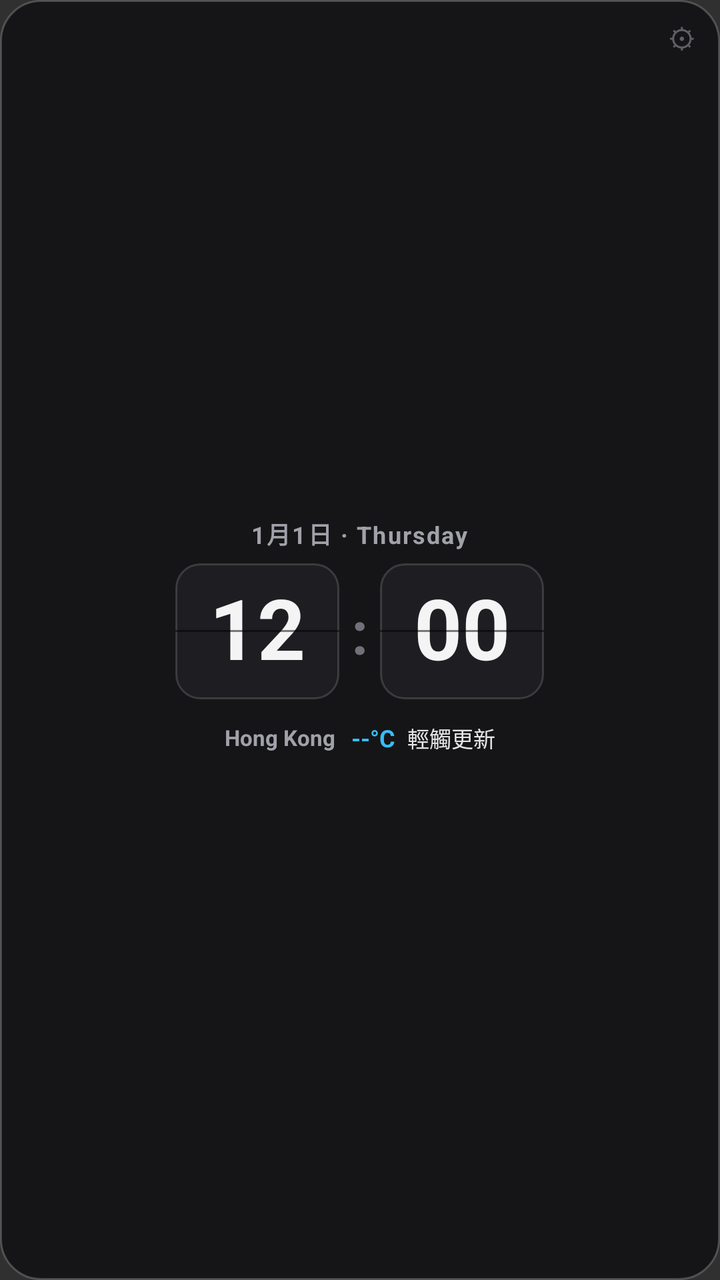
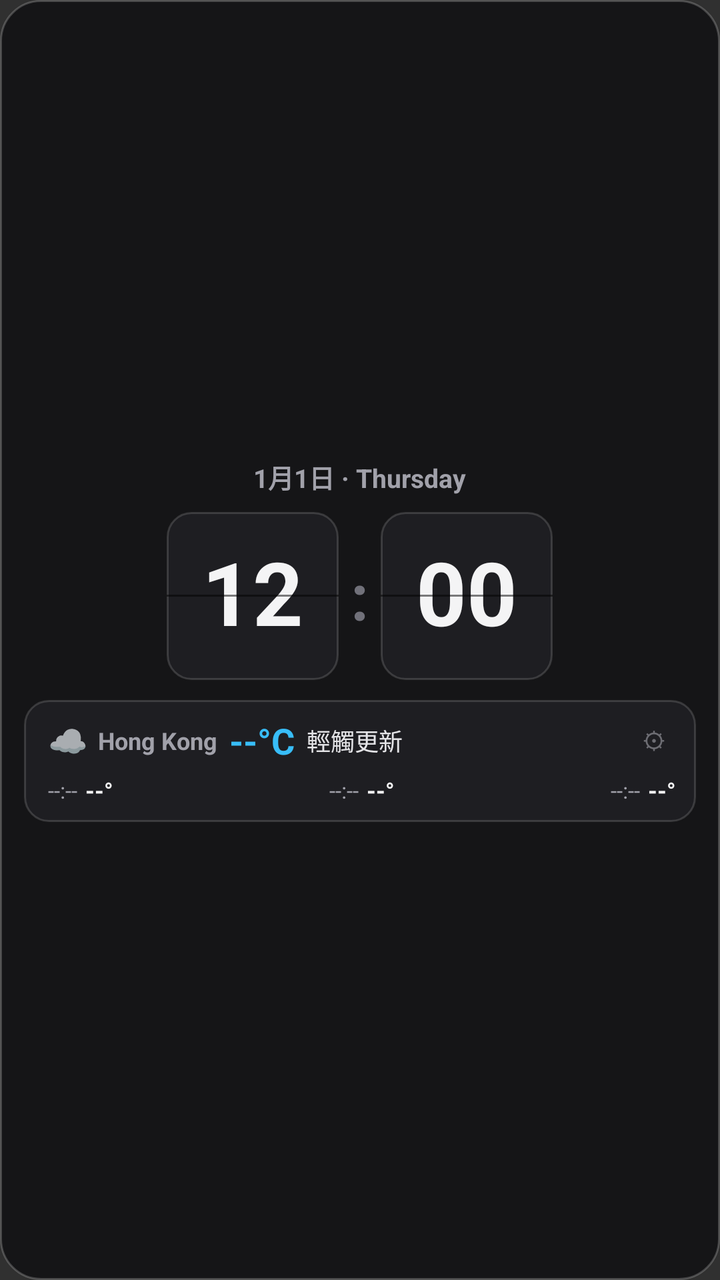

Before-and-after screenshots of an Android layout around one commit, followed by the original layout XML and the change that was made.
<!-- AndroidManifest.xml: application theme android:Theme.Material.NoActionBar -->
<!-- res/layout/widget_flip_clock.xml -->
<?xml version="1.0" encoding="utf-8"?>
<FrameLayout xmlns:android="http://schemas.android.com/apk/res/android"
    android:id="@+id/widget_root"
    android:layout_width="match_parent"
    android:layout_height="match_parent">

    <ImageView
        android:id="@+id/widget_bg_image"
        android:layout_width="match_parent"
        android:layout_height="match_parent"
        android:contentDescription="@null"
        android:scaleType="fitXY"
        android:src="@drawable/widget_bg" />

    <TextView
        android:id="@+id/widget_config_btn"
        android:layout_width="30dp"
        android:layout_height="30dp"
        android:layout_gravity="top|end"
        android:layout_margin="4dp"
        android:gravity="center"
        android:text="⚙"
        android:textColor="#88A1A1AA"
        android:textSize="14sp" />

    <LinearLayout
        android:layout_width="match_parent"
        android:layout_height="match_parent"
        android:gravity="center"
        android:orientation="vertical"
        android:paddingStart="12dp"
        android:paddingTop="10dp"
        android:paddingEnd="12dp"
        android:paddingBottom="10dp">

        <TextClock
            android:id="@+id/widget_date"
            android:layout_width="wrap_content"
            android:layout_height="wrap_content"
            android:format12Hour="M月d日 · EEEE"
            android:format24Hour="M月d日 · EEEE"
            android:letterSpacing="0.06"
            android:textColor="#FFA1A1AA"
            android:textSize="12sp"
            android:textStyle="bold" />

        <LinearLayout
            android:id="@+id/widget_clock_container"
            android:layout_width="wrap_content"
            android:layout_height="wrap_content"
            android:layout_marginTop="6dp"
            android:layout_marginBottom="6dp"
            android:gravity="center"
            android:orientation="horizontal">

            <FrameLayout
                android:layout_width="82dp"
                android:layout_height="68dp">

                <ImageView
                    android:id="@+id/widget_hour_card_bg"
                    android:layout_width="match_parent"
                    android:layout_height="match_parent"
                    android:contentDescription="@null"
                    android:scaleType="fitXY"
                    android:src="@drawable/widget_flip_card" />

                <TextClock
                    android:id="@+id/widget_hour"
                    android:layout_width="match_parent"
                    android:layout_height="match_parent"
                    android:format12Hour="hh"
                    android:format24Hour="HH"
                    android:gravity="center"
                    android:includeFontPadding="false"
                    android:textColor="#FFF4F4F5"
                    android:textSize="42sp"
                    android:textStyle="bold" />

                <ImageView
                    android:layout_width="match_parent"
                    android:layout_height="1dp"
                    android:layout_gravity="center"
                    android:background="#80000000"
                    android:contentDescription="@null" />
            </FrameLayout>

            <TextView
                android:id="@+id/widget_colon"
                android:layout_width="wrap_content"
                android:layout_height="wrap_content"
                android:paddingStart="6dp"
                android:paddingEnd="6dp"
                android:text=":"
                android:textColor="#FF71717A"
                android:textSize="30sp"
                android:textStyle="bold" />

            <FrameLayout
                android:layout_width="82dp"
                android:layout_height="68dp">

                <ImageView
                    android:id="@+id/widget_min_card_bg"
                    android:layout_width="match_parent"
                    android:layout_height="match_parent"
                    android:contentDescription="@null"
                    android:scaleType="fitXY"
                    android:src="@drawable/widget_flip_card" />

                <TextClock
                    android:id="@+id/widget_minute"
                    android:layout_width="match_parent"
                    android:layout_height="match_parent"
                    android:format12Hour="mm"
                    android:format24Hour="mm"
                    android:gravity="center"
                    android:includeFontPadding="false"
                    android:textColor="#FFF4F4F5"
                    android:textSize="42sp"
                    android:textStyle="bold" />

                <ImageView
                    android:layout_width="match_parent"
                    android:layout_height="1dp"
                    android:layout_gravity="center"
                    android:background="#80000000"
                    android:contentDescription="@null" />
            </FrameLayout>
        </LinearLayout>

        <FrameLayout
            android:id="@+id/widget_weather_bar"
            android:layout_width="wrap_content"
            android:layout_height="wrap_content">

            <ImageView
                android:id="@+id/widget_weather_card_bg"
                android:layout_width="match_parent"
                android:layout_height="match_parent"
                android:contentDescription="@null"
                android:scaleType="fitXY"
                android:src="@drawable/widget_flip_card" />

            <LinearLayout
                android:layout_width="wrap_content"
                android:layout_height="wrap_content"
                android:gravity="center"
                android:orientation="vertical"
                android:paddingStart="12dp"
                android:paddingTop="5dp"
                android:paddingEnd="12dp"
                android:paddingBottom="5dp">

                <LinearLayout
                    android:layout_width="wrap_content"
                    android:layout_height="wrap_content"
                    android:gravity="center"
                    android:orientation="horizontal">

                    <TextView
                        android:id="@+id/widget_city"
                        android:layout_width="wrap_content"
                        android:layout_height="wrap_content"
                        android:text="Hong Kong"
                        android:textColor="#FFA1A1AA"
                        android:textSize="11sp"
                        android:textStyle="bold" />

                    <TextView
                        android:id="@+id/widget_temp"
                        android:layout_width="wrap_content"
                        android:layout_height="wrap_content"
                        android:layout_marginStart="8dp"
                        android:text="--°C"
                        android:textColor="#FF38BDF8"
                        android:textSize="12sp"
                        android:textStyle="bold" />

                    <TextView
                        android:id="@+id/widget_condition"
                        android:layout_width="wrap_content"
                        android:layout_height="wrap_content"
                        android:layout_marginStart="6dp"
                        android:text="輕觸更新"
                        android:textColor="#FFE4E4E7"
                        android:textSize="11sp" />
                </LinearLayout>

                <TextView
                    android:id="@+id/widget_forecast_text"
                    android:layout_width="wrap_content"
                    android:layout_height="wrap_content"
                    android:layout_marginTop="2dp"
                    android:text=""
                    android:textColor="#FFA1A1AA"
                    android:textSize="10.5sp"
                    android:visibility="gone" />
            </LinearLayout>
        </FrameLayout>

    </LinearLayout>

</FrameLayout>
<!-- resources referenced by this layout -->
<resources>
  <!-- drawable widget_bg (drawable) -->
  <?xml version="1.0" encoding="utf-8"?>
  <shape xmlns:android="http://schemas.android.com/apk/res/android"
      android:shape="rectangle">
      <solid android:color="#E6121214" />
      <corners android:radius="20dp" />
      <stroke
          android:width="1dp"
          android:color="#33FFFFFF" />
  </shape>
  <!-- drawable widget_flip_card (drawable) -->
  <?xml version="1.0" encoding="utf-8"?>
  <shape xmlns:android="http://schemas.android.com/apk/res/android"
      android:shape="rectangle">
      <solid android:color="#FF1E1E22" />
      <corners android:radius="12dp" />
      <stroke
          android:width="1dp"
          android:color="#26FFFFFF" />
  </shape>
</resources>

<!-- the commit's change to res/layout/widget_flip_clock.xml (unified diff, before → after) -->
@@ -12,50 +12,34 @@
         android:scaleType="fitXY"
         android:src="@drawable/widget_bg" />
 
-    <TextView
-        android:id="@+id/widget_config_btn"
-        android:layout_width="30dp"
-        android:layout_height="30dp"
-        android:layout_gravity="top|end"
-        android:layout_margin="4dp"
-        android:gravity="center"
-        android:text="⚙"
-        android:textColor="#88A1A1AA"
-        android:textSize="14sp" />
-
     <LinearLayout
         android:layout_width="match_parent"
         android:layout_height="match_parent"
         android:gravity="center"
         android:orientation="vertical"
-        android:paddingStart="12dp"
-        android:paddingTop="10dp"
-        android:paddingEnd="12dp"
-        android:paddingBottom="10dp">
+        android:padding="12dp">
 
         <TextClock
             android:id="@+id/widget_date"
             android:layout_width="wrap_content"
             android:layout_height="wrap_content"
+            android:layout_marginBottom="8dp"
             android:format12Hour="M月d日 · EEEE"
             android:format24Hour="M月d日 · EEEE"
-            android:letterSpacing="0.06"
             android:textColor="#FFA1A1AA"
-            android:textSize="12sp"
+            android:textSize="13sp"
             android:textStyle="bold" />
 
         <LinearLayout
             android:id="@+id/widget_clock_container"
             android:layout_width="wrap_content"
             android:layout_height="wrap_content"
-            android:layout_marginTop="6dp"
-            android:layout_marginBottom="6dp"
             android:gravity="center"
             android:orientation="horizontal">
 
             <FrameLayout
-                android:layout_width="82dp"
-                android:layout_height="68dp">
+                android:layout_width="86dp"
+                android:layout_height="84dp">
 
                 <ImageView
                     android:id="@+id/widget_hour_card_bg"
@@ -74,7 +58,7 @@
                     android:gravity="center"
                     android:includeFontPadding="false"
                     android:textColor="#FFF4F4F5"
-                    android:textSize="42sp"
+                    android:textSize="44sp"
                     android:textStyle="bold" />
 
                 <ImageView
@@ -93,12 +77,12 @@
                 android:paddingEnd="6dp"
                 android:text=":"
                 android:textColor="#FF71717A"
-                android:textSize="30sp"
+                android:textSize="32sp"
                 android:textStyle="bold" />
 
             <FrameLayout
-                android:layout_width="82dp"
-                android:layout_height="68dp">
+                android:layout_width="86dp"
+                android:layout_height="84dp">
 
                 <ImageView
                     android:id="@+id/widget_min_card_bg"
@@ -117,7 +101,7 @@
                     android:gravity="center"
                     android:includeFontPadding="false"
                     android:textColor="#FFF4F4F5"
-                    android:textSize="42sp"
+                    android:textSize="44sp"
                     android:textStyle="bold" />
 
                 <ImageView
@@ -131,8 +115,9 @@
 
         <FrameLayout
             android:id="@+id/widget_weather_bar"
-            android:layout_width="wrap_content"
-            android:layout_height="wrap_content">
+            android:layout_width="match_parent"
+            android:layout_height="wrap_content"
+            android:layout_marginTop="10dp">
 
             <ImageView
                 android:id="@+id/widget_weather_card_bg"
@@ -143,58 +128,169 @@
                 android:src="@drawable/widget_flip_card" />
 
             <LinearLayout
-                android:layout_width="wrap_content"
+                android:layout_width="match_parent"
                 android:layout_height="wrap_content"
                 android:gravity="center"
                 android:orientation="vertical"
                 android:paddingStart="12dp"
-                android:paddingTop="5dp"
-                android:paddingEnd="12dp"
-                android:paddingBottom="5dp">
+                android:paddingTop="8dp"
+                android:paddingEnd="10dp"
+                android:paddingBottom="8dp">
 
                 <LinearLayout
-                    android:layout_width="wrap_content"
+                    android:layout_width="match_parent"
                     android:layout_height="wrap_content"
-                    android:gravity="center"
+                    android:gravity="center_vertical"
                     android:orientation="horizontal">
+
+                    <TextView
+                        android:id="@+id/widget_weather_icon"
+                        android:layout_width="wrap_content"
+                        android:layout_height="wrap_content"
+                        android:text="☁️"
+                        android:textSize="16sp" />
 
                     <TextView
                         android:id="@+id/widget_city"
                         android:layout_width="wrap_content"
                         android:layout_height="wrap_content"
+                        android:layout_marginStart="5dp"
                         android:text="Hong Kong"
                         android:textColor="#FFA1A1AA"
-                        android:textSize="11sp"
+                        android:textSize="12sp"
                         android:textStyle="bold" />
 
                     <TextView
                         android:id="@+id/widget_temp"
                         android:layout_width="wrap_content"
                         android:layout_height="wrap_content"
-                        android:layout_marginStart="8dp"
+                        android:layout_marginStart="6dp"
                         android:text="--°C"
                         android:textColor="#FF38BDF8"
-                        android:textSize="12sp"
+                        android:textSize="18sp"
                         android:textStyle="bold" />
 
                     <TextView
                         android:id="@+id/widget_condition"
-                        android:layout_width="wrap_content"
+                        android:layout_width="0dp"
                         android:layout_height="wrap_content"
                         android:layout_marginStart="6dp"
+                        android:layout_weight="1"
+                        android:ellipsize="end"
+                        android:maxLines="1"
                         android:text="輕觸更新"
                         android:textColor="#FFE4E4E7"
-                        android:textSize="11sp" />
+                        android:textSize="12sp" />
+
+                    <TextView
+                        android:id="@+id/widget_updated_at"
+                        android:layout_width="wrap_content"
+                        android:layout_height="wrap_content"
+                        android:text=""
+                        android:textColor="#77A1A1AA"
+                        android:textSize="9.5sp" />
+
+                    <TextView
+                        android:id="@+id/widget_config_btn"
+                        android:layout_width="22dp"
+                        android:layout_height="22dp"
+                        android:layout_marginStart="4dp"
+                        android:gravity="center"
+                        android:text="⚙"
+                        android:textColor="#99A1A1AA"
+                        android:textSize="12sp" />
+                </LinearLayout>
+
+                <LinearLayout
+                    android:id="@+id/widget_forecast_grid"
+                    android:layout_width="match_parent"
+                    android:layout_height="wrap_content"
+                    android:layout_marginTop="5dp"
+                    android:orientation="horizontal">
+
+                    <LinearLayout
+                        android:layout_width="0dp"
+                        android:layout_height="wrap_content"
+                        android:layout_weight="1"
+                        android:gravity="start|center_vertical"
+                        android:orientation="horizontal">
+
+                        <TextView
+                            android:id="@+id/widget_fc_1_time"
+                            android:layout_width="wrap_content"
+                            android:layout_height="wrap_content"
+                            android:text="--:--"
+                            android:textColor="#FFA1A1AA"
+                            android:textSize="11sp" />
+
+                        <TextView
+                            android:id="@+id/widget_fc_1_temp"
+                            android:layout_width="wrap_content"
+                            android:layout_height="wrap_content"
+                            android:layout_marginStart="4dp"
+                            android:text="--°"
+                            android:textColor="#FFF4F4F5"
+                            android:textSize="11.5sp"
+                            android:textStyle="bold" />
+                    </LinearLayout>
+
+                    <LinearLayout
+                        android:layout_width="0dp"
+                        android:layout_height="wrap_content"
+                        android:layout_weight="1"
+                        android:gravity="center"
+                        android:orientation="horizontal">
+
+                        <TextView
+                            android:id="@+id/widget_fc_2_time"
+                            android:layout_width="wrap_content"
+                            android:layout_height="wrap_content"
+                            android:text="--:--"
+                            android:textColor="#FFA1A1AA"
+                            android:textSize="11sp" />
+
+                        <TextView
+                            android:id="@+id/widget_fc_2_temp"
+                            android:layout_width="wrap_content"
+                            android:layout_height="wrap_content"
+                            android:layout_marginStart="4dp"
+                            android:text="--°"
+                            android:textColor="#FFF4F4F5"
+                            android:textSize="11.5sp"
+                            android:textStyle="bold" />
+                    </LinearLayout>
+
+                    <LinearLayout
+                        android:layout_width="0dp"
+                        android:layout_height="wrap_content"
+                        android:layout_weight="1"
+                        android:gravity="end|center_vertical"
+                        android:orientation="horizontal">
+
+                        <TextView
+                            android:id="@+id/widget_fc_3_time"
+                            android:layout_width="wrap_content"
+                            android:layout_height="wrap_content"
+                            android:text="--:--"
+                            android:textColor="#FFA1A1AA"
+                            android:textSize="11sp" />
+
+                        <TextView
+                            android:id="@+id/widget_fc_3_temp"
+                            android:layout_width="wrap_content"
+                            android:layout_height="wrap_content"
+                            android:layout_marginStart="4dp"
+                            android:text="--°"
+                            android:textColor="#FFF4F4F5"
+                            android:textSize="11.5sp"
+                            android:textStyle="bold" />
+                    </LinearLayout>
                 </LinearLayout>
 
                 <TextView
                     android:id="@+id/widget_forecast_text"
                     android:layout_width="wrap_content"
                     android:layout_height="wrap_content"
-                    android:layout_marginTop="2dp"
-                    android:text=""
-                    android:textColor="#FFA1A1AA"
-                    android:textSize="10.5sp"
                     android:visibility="gone" />
             </LinearLayout>
         </FrameLayout>
